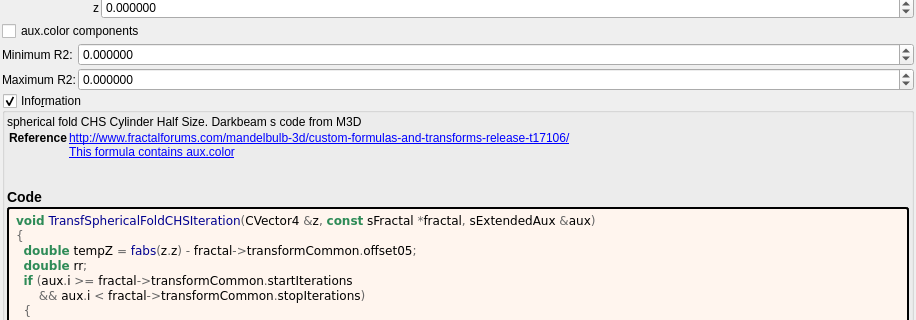
buddhi1980/mandelbulber2, file mandelbulber2/formula/ui/transf_spherical_fold_chs.ui: the form before one commit; both pictures show x 0 to 916 and y 253 to 573 of the 916 by 1296 pixel window.
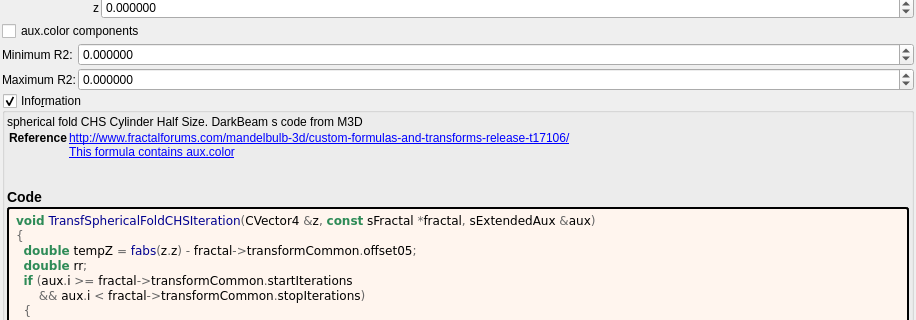
The form after the commit. Custom widgets are drawn as their Qt base class.

What changed in the file:
```diff
--- a/mandelbulber2/formula/ui/transf_spherical_fold_chs.ui
+++ b/mandelbulber2/formula/ui/transf_spherical_fold_chs.ui
@@ -563,7 +563,7 @@
       <item>
        <widget class="QLabel" name="label_information_general">
         <property name="text">
-         <string notr="true">&lt;p&gt;spherical fold CHS Cylinder Half Size. Darkbeam s code from M3D&lt;/p&gt;&lt;table&gt;
+         <string notr="true">&lt;p&gt;spherical fold CHS Cylinder Half Size. DarkBeam s code from M3D&lt;/p&gt;&lt;table&gt;
 &lt;tr&gt;&lt;th&gt;Reference&lt;/th&gt;&lt;td&gt;&lt;a href=&quot;http://www.fractalforums.com/mandelbulb-3d/custom-formulas-and-transforms-release-t17106/&quot;&gt;http://www.fractalforums.com/mandelbulb-3d/custom-formulas-and-transforms-release-t17106/&lt;br&gt;
 &lt;a href=&quot;This formula contains aux.color&quot;&gt;This formula contains aux.color&lt;br&gt;
 &lt;/td&gt;&lt;/tr&gt;
```
